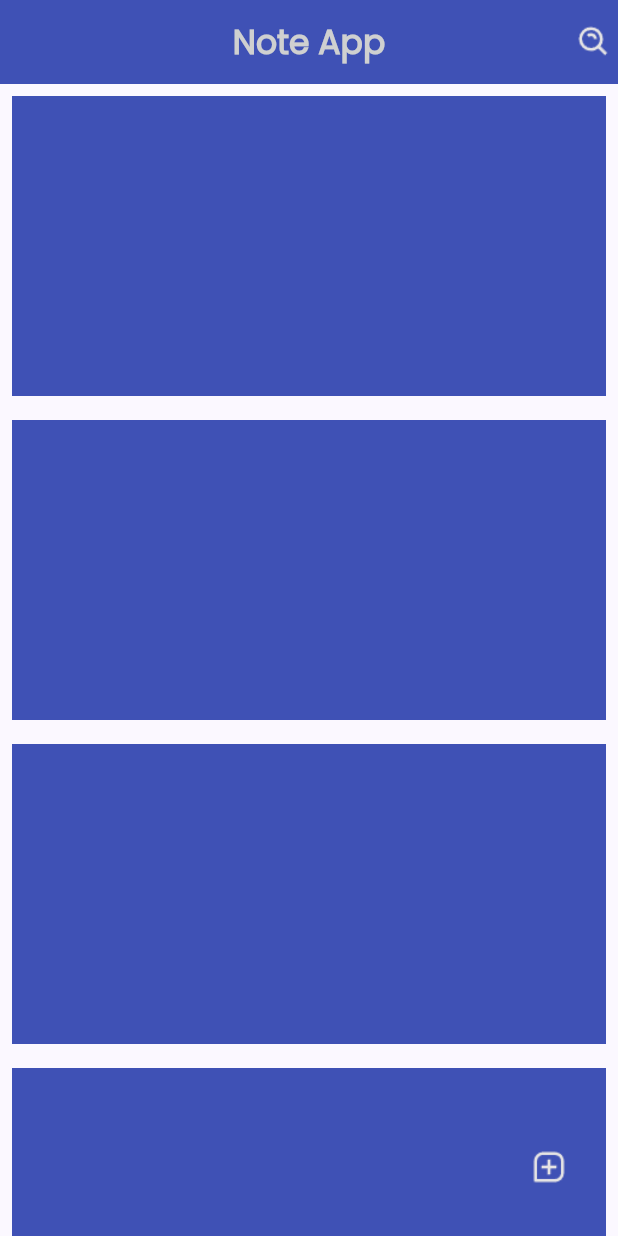
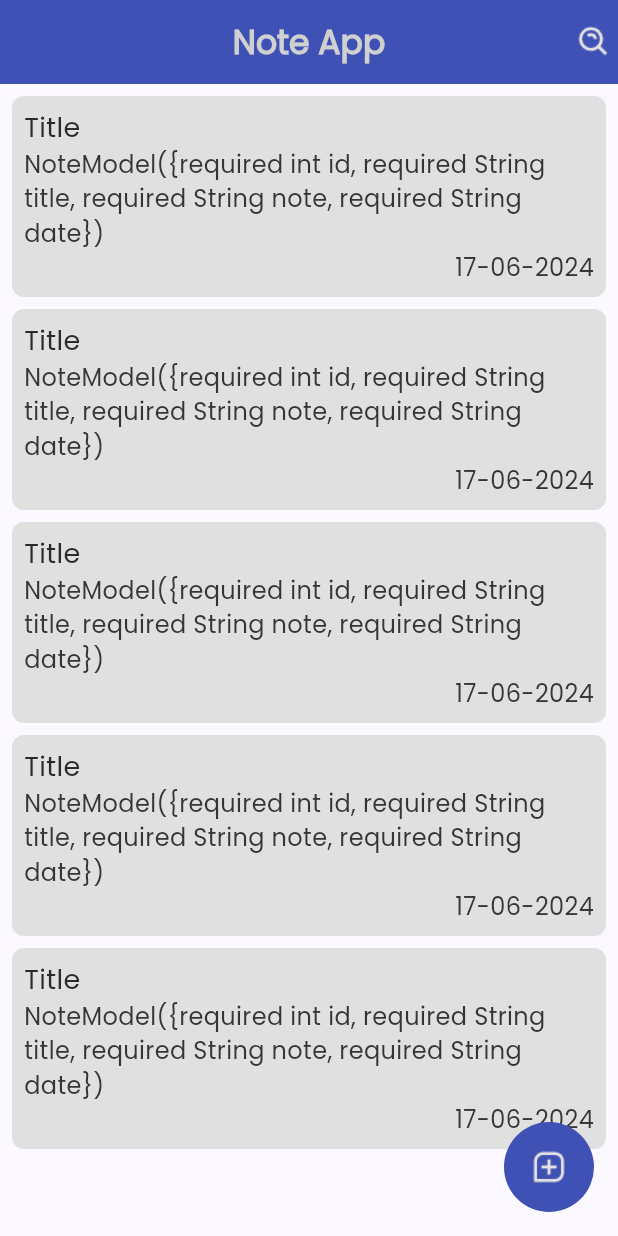
Before and after one commit to SingHuyLeang/SQLite-12-1, a Flutter app: the screen it shows after launch, on a phone screen of 412 x 824 dp. Run offline on Flutter 3.47's test engine with Material 3 defaults, Android fonts, the phone set to English and light mode, and no system bars; our stand-ins replace get.

Commit message:
Design Form

```diff
--- a/lib/common/component/card_view.dart
+++ b/lib/common/component/card_view.dart
@@ -0,0 +1,48 @@
+import 'package:flutter/cupertino.dart';
+import 'package:flutter/material.dart';
+import 'package:note_app/common/style/colors.dart';
+import 'package:note_app/common/style/text_style.dart';
+import 'package:note_app/feature/app/model/note_model.dart';
+
+class NCard extends StatelessWidget {
+  const NCard({super.key, required this.note});
+  final NoteModel note;
+  @override
+  Widget build(BuildContext context) {
+    return Container(
+      width: double.infinity,
+      padding: const EdgeInsets.all(8),
+      decoration: BoxDecoration(
+        color: Colors.grey[300],
+        borderRadius: BorderRadius.circular(8),
+      ),
+      child: Column(
+        crossAxisAlignment: CrossAxisAlignment.start,
+        children: [
+          // title
+          NText(
+            text: note.title,
+            size: 18,
+          ),
+          // note
+          NText(
+            text: note.note,
+            size: 16,
+            color: NColors.grey,
+            overflow: TextOverflow.ellipsis,
+            lines: 4,
+          ),
+          // date
+          Align(
+            alignment: Alignment.bottomRight,
+            child: NText(
+              text: note.date,
+              size: 16,
+              color: NColors.grey,
+            ),
+          ),
+        ],
+      ),
+    );
+  }
+}
--- a/lib/common/component/n_app_bar.dart
+++ b/lib/common/component/n_app_bar.dart
@@ -1,4 +1,5 @@
 import 'package:flutter/material.dart';
+import 'package:get/get.dart';
 import 'package:note_app/common/style/colors.dart';
 import 'package:note_app/common/style/text_style.dart';
 
@@ -22,6 +23,15 @@ class NAppBar extends StatelessWidget implements PreferredSizeWidget {
   Widget build(BuildContext context) {
     return AppBar(
       automaticallyImplyLeading: showBackArrow,
+      leading: showBackArrow
+          ? IconButton(
+              onPressed: () => Get.back(),
+              icon: Icon(
+                Icons.adaptive.arrow_back,
+                color: NColors.light,
+              ),
+            )
+          : null,
       backgroundColor: showBackgroud ? NColors.primary : null,
       centerTitle: center,
       title: NText(
--- a/lib/common/style/colors.dart
+++ b/lib/common/style/colors.dart
@@ -3,5 +3,6 @@ import 'package:flutter/material.dart';
 class NColors {
   static const Color primary = Colors.indigo;
   static const Color dark = Color.fromARGB(255, 42, 42, 42);
+  static const Color grey = Color.fromARGB(255, 53, 53, 53);
   static const Color light = Color.fromARGB(255, 207, 208, 208);
 }
--- a/lib/common/style/text_style.dart
+++ b/lib/common/style/text_style.dart
@@ -10,7 +10,8 @@ class NText extends StatelessWidget {
     this.weight,
     this.wrap,
     this.overflow,
-    this.family = 'poppins-r'
+    this.family = 'poppins-r',
+    this.lines = 1,
   });
   final String text;
   final double? size;
@@ -19,6 +20,7 @@ class NText extends StatelessWidget {
   final bool? wrap;
   final TextOverflow? overflow;
   final String family;
+  final int lines;
   @override
   Widget build(BuildContext context) {
     return Text(
@@ -31,6 +33,7 @@ class NText extends StatelessWidget {
       ),
       softWrap: wrap,
       overflow: overflow,
+      maxLines: lines,
     );
   }
 }
--- a/lib/feature/app/controller/note_controller.dart
+++ b/lib/feature/app/controller/note_controller.dart
@@ -0,0 +1,10 @@
+import 'package:get/get.dart';
+import 'package:intl/intl.dart';
+
+class NoteController extends GetxController {
+
+  static String date() {
+    DateTime date = DateTime.now();
+    return DateFormat("dd-MM-yyyy").format(date);
+  }
+}
--- a/lib/feature/app/model/note_model.dart
+++ b/lib/feature/app/model/note_model.dart
@@ -0,0 +1,24 @@
+class NoteModel {
+  int id;
+  String title;
+  String note;
+  String date;
+
+  NoteModel({
+    required this.id,
+    required this.title,
+    required this.note,
+    required this.date,
+  });
+
+  Map<String, dynamic> toMap() => {
+        "title": title,
+        "note": note,
+        "date": date,
+      };
+  NoteModel.fromMap(Map<String, dynamic> map)
+      : id = map["id"],
+        title = map["title"],
+        note = map["note"],
+        date = map["date"];
+}
--- a/lib/feature/app/view/home/home_screen.dart
+++ b/lib/feature/app/view/home/home_screen.dart
@@ -1,7 +1,11 @@
 import 'package:flutter/material.dart';
+import 'package:get/get.dart';
+import 'package:note_app/common/component/card_view.dart';
 import 'package:note_app/common/component/icon_button.dart';
 import 'package:note_app/common/component/n_app_bar.dart';
 import 'package:note_app/common/style/colors.dart';
+import 'package:note_app/feature/app/model/note_model.dart';
+import 'package:note_app/feature/app/view/form/form.dart';
 
 class HomeScreen extends StatelessWidget {
   const HomeScreen({super.key});
@@ -19,16 +23,27 @@ class HomeScreen extends StatelessWidget {
         children: List.generate(
           5,
           (index) => Padding(
-            padding: const EdgeInsets.all(8.0),
-            child: Container(
-              width: double.infinity,
-              height: 200,
-              color: NColors.primary,
+            padding: const EdgeInsets.only(
+              left: 8,
+              right: 8,
+              top: 8,
+              bottom: 0,
+            ),
+            child: NCard(
+              note: NoteModel(
+                id: 1,
+                title: "Title",
+                note:
+                    "NoteModel({required int id, required String title, required String note, required String date})",
+                date: "17-06-2024",
               ),
             ),
           ),
         ),
-      floatingActionButton: const CircleAvatar(
+      ),
+      floatingActionButton: GestureDetector(
+        onTap: () => Get.to(() => FormNote()),
+        child: const CircleAvatar(
           backgroundColor: NColors.primary,
           radius: 30,
           child: NIcon(
@@ -37,6 +52,7 @@ class HomeScreen extends StatelessWidget {
             h: 24,
           ),
         ),
+      ),
     );
   }
 }
--- a/pubspec.yaml
+++ b/pubspec.yaml
@@ -37,6 +37,7 @@ dependencies:
   cupertino_icons: ^1.0.6
   get: ^4.6.6
   sqflite: ^2.3.3+1
+  intl: ^0.19.0
 
 dev_dependencies:
   flutter_test:
```
Also changed, not shown: lib/common/component/text_filed.dart (added, +47 -0 lines), lib/feature/app/view/form/form.dart (+56 -0 lines), pubspec.lock. Lines whose indentation alone changed are shown as unchanged.
